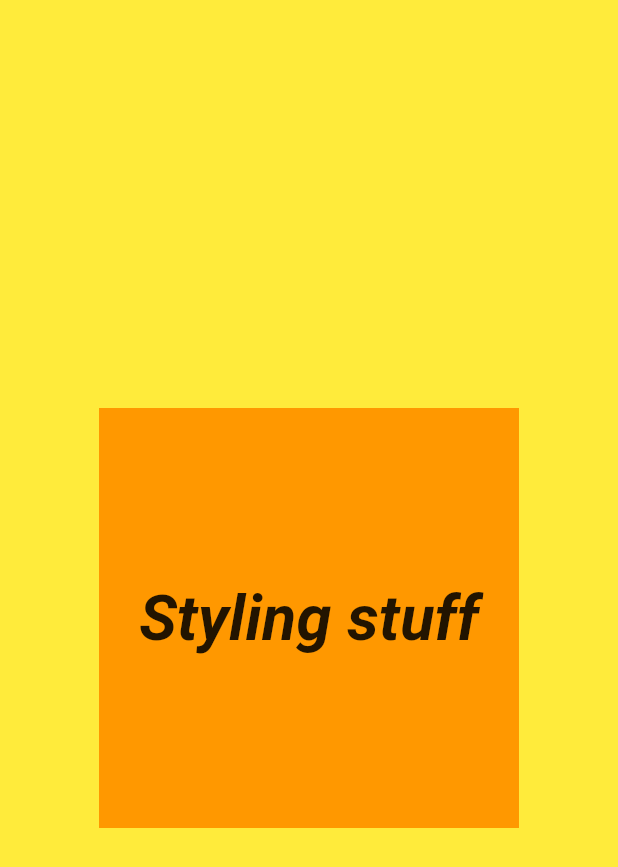
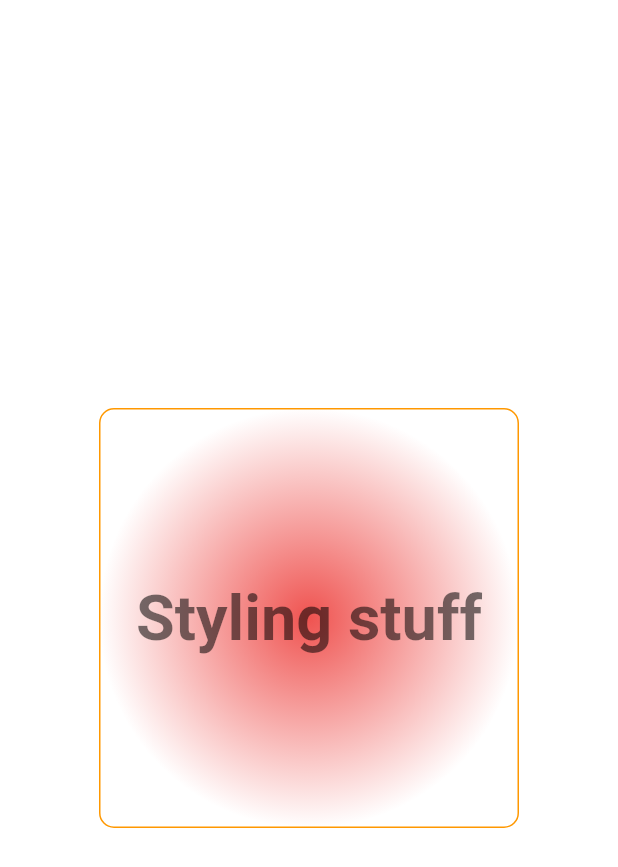
Before and after one commit to nahuelcabrera/flutter_styling, a Flutter app: the screen it shows after launch, on a phone screen of 412 x 824 dp. Shown: the top 867 px of the screen. Run offline on Flutter 3.47's test engine with Material 2 defaults, Android fonts, the phone set to English and light mode, and no system bars.

Commit message:
gradient & border for decoration BoxDecoration

```diff
--- a/lib/main.dart
+++ b/lib/main.dart
@@ -8,24 +8,37 @@ class MyApp extends StatelessWidget {
     return MaterialApp(
       home: Scaffold(
         body: Container(
-          color: Colors.yellow,
+          color: Colors.white,
           child: Center(
+            child: Transform(
+              transform: Matrix4.identity(),
               child: Container(
                 alignment: Alignment.center,
                 width: 280.0,
                 height: 280.0,
-              color: Colors.orange,
+                //color: Colors.blueAccent,
+                decoration: BoxDecoration(
+                  gradient: RadialGradient(colors: <Color>[
+                    Color(0xffef5350),
+                    Color(0x00ef5350),
+                  ]),
+                  borderRadius: BorderRadius.circular(10.0),
+                  border: Border.all(
+                    color: Colors.orange
+                  )
+                ),
                 child: Text(
                   'Styling stuff',
+                  textAlign: TextAlign.center,
                   style: TextStyle(
-                  color: Colors.black87,
+                    color: Colors.black54,
                     fontSize: 42.0,
                     fontWeight: FontWeight.w600,
                     fontFamily: 'Roboto',
-                  fontStyle: FontStyle.italic,
+                    fontStyle: FontStyle.normal,
                   ),
                 ),
-            )
+              ),)
           ),
         ),
       ),
```
Lines whose indentation alone changed are shown as unchanged.
